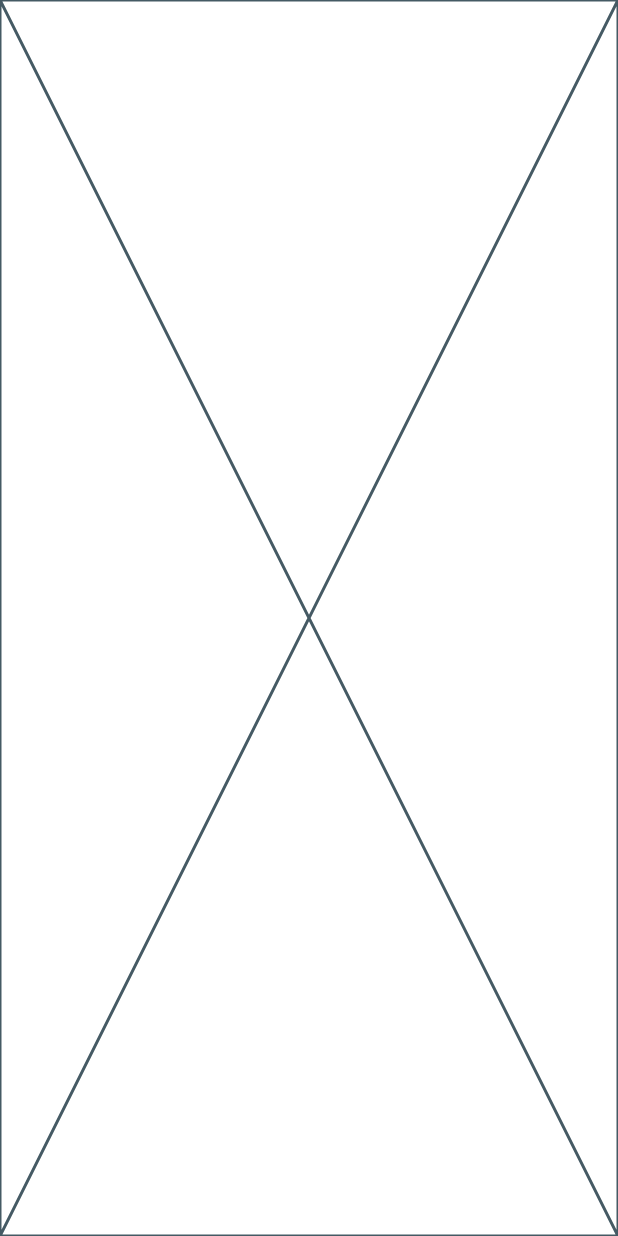
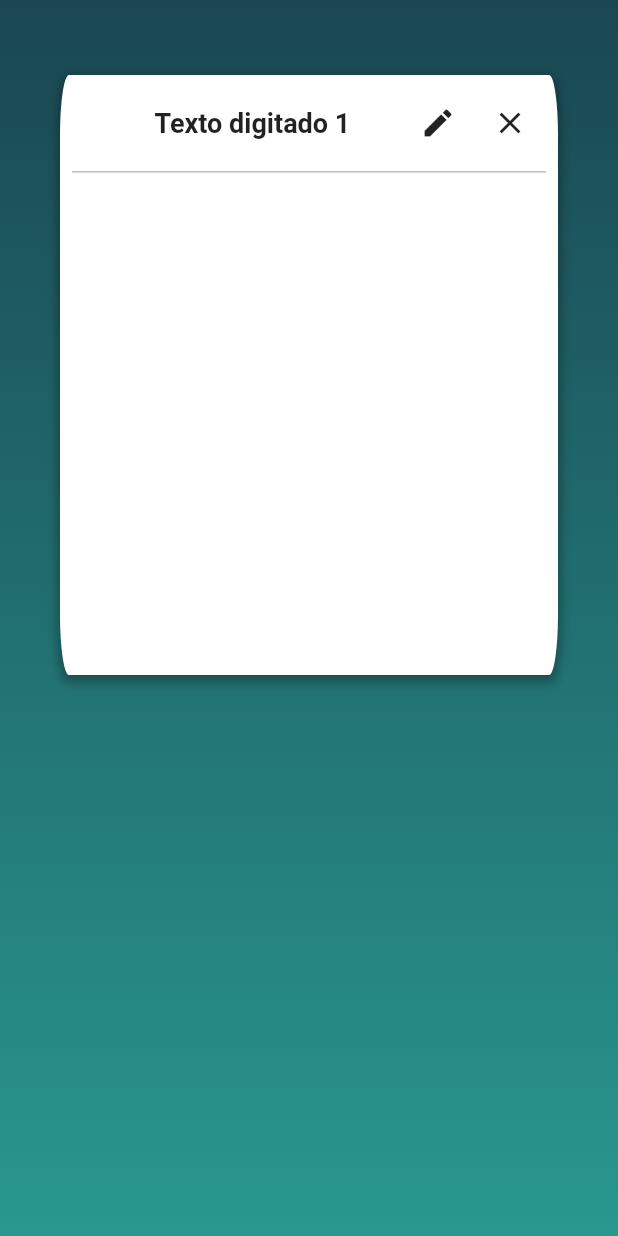
Before and after one commit to Marlon-Limax/Flutter-Challenger, a Flutter app: the screen it shows after launch, after a tap on "Entrar", on a phone screen of 412 x 824 dp. Run offline on Flutter 3.47's test engine with Material 2 defaults, Android fonts, the phone set to English and light mode, and no system bars.

Commit message:
Creating card from main screen | home_tab.dart

```diff
--- a/lib/src/pages/auth/home/home_tab.dart
+++ b/lib/src/pages/auth/home/home_tab.dart
@@ -1,10 +1,104 @@
 import 'package:flutter/material.dart';
 
 class HomeTab extends StatelessWidget {
-  const HomeTab({super.key});
+  const HomeTab({Key? key}) : super(key: key);
 
   @override
   Widget build(BuildContext context) {
-    return const Placeholder();
+    return Scaffold(
+      body: Container(
+        decoration: const BoxDecoration(
+          gradient: LinearGradient(
+            begin: Alignment.topCenter,
+            end: Alignment.bottomCenter,
+            colors: [
+              Color(0xFF1A4752),
+              Color.fromRGBO(41, 152, 142, 1.0),
+            ],
+          ),
+        ),
+        child: const Align(
+          alignment: Alignment.topCenter,
+          child: Padding(
+            padding: EdgeInsets.only(top: 50.0),
+            child: MyCard(),
+          ),
+        ),
+      ),
+    );
   }
 }
+
+class MyCard extends StatelessWidget {
+  const MyCard({super.key});
+
+  @override
+  Widget build(BuildContext context) {
+    return Container(
+      height: 400.0,
+      margin: const EdgeInsets.symmetric(horizontal: 40.0),
+      decoration: BoxDecoration(
+        color: Colors.white,
+        borderRadius: const BorderRadius.only(
+          topLeft: Radius.elliptical(6.0, 40.0),
+          topRight: Radius.elliptical(6.0, 40.0),
+          bottomLeft: Radius.elliptical(6.0, 40.0),
+          bottomRight: Radius.elliptical(6.0, 40.0),
+        ),
+        boxShadow: [
+          BoxShadow(
+            color: Colors.black.withOpacity(0.3),
+            spreadRadius: 2,
+            blurRadius: 5,
+            offset: const Offset(0, 3),
+          ),
+        ],
+      ),
+      child: Column(
+        crossAxisAlignment: CrossAxisAlignment.start,
+        children: [
+          Padding(
+            padding: const EdgeInsets.all(8.0),
+            child: Column(
+              crossAxisAlignment: CrossAxisAlignment.start,
+              children: [
+                Row(
+                  children: [
+                    const Padding(
+                      padding: EdgeInsets.only(left: 55.0),
+                      child: Text(
+                        'Texto digitado 1',
+                        style: TextStyle(
+                          fontSize: 18.0,
+                          fontWeight: FontWeight.bold,
+                        ),
+                      ),
+                    ),
+                    const Spacer(),
+                    Row(
+                      children: [
+                        IconButton(
+                          icon: const Icon(Icons.edit),
+                          onPressed: () {},
+                        ),
+                        IconButton(
+                          icon: const Icon(Icons.close),
+                          onPressed: () {},
+                        ),
+                      ],
+                    ),
+                  ],
+                ),
+                Container(
+                  height: 1.0,
+                  color: Colors.grey.shade400,
+                  margin: const EdgeInsets.only(top: 8.0),
+                ),
+              ],
+            ),
+          ),
+        ],
+      ),
+    );
+  }
+}
--- a/lib/src/pages/auth/sign_in_screen.dart
+++ b/lib/src/pages/auth/sign_in_screen.dart
@@ -26,17 +26,16 @@ class SignInScreen extends StatelessWidget {
           ),
           child: Column(
             mainAxisAlignment: MainAxisAlignment.center,
-            crossAxisAlignment: CrossAxisAlignment.center, // Ajustado para começar do centro
+            crossAxisAlignment: CrossAxisAlignment.center,
             children: [
-              // Envolver os elementos superiores em Expanded
               Expanded(
                 child: Column(
                   mainAxisAlignment: MainAxisAlignment.center,
-                  crossAxisAlignment: CrossAxisAlignment.start, // Ajustado para começar da esquerda
+                  crossAxisAlignment: CrossAxisAlignment.start,
                   children: [
                     // Label Usuário
                     const Padding(
-                      padding: EdgeInsets.only(bottom: 5, left: 5), // Adicionado espaçamento e ajuste para a direita
+                      padding: EdgeInsets.only(bottom: 5, left: 5),
                       child: Text(
                         'Usuário',
                         style: TextStyle(
@@ -52,8 +51,7 @@ class SignInScreen extends StatelessWidget {
 
                     // Label Senha
                     const Padding(
-                      padding: EdgeInsets.only(
-                          top: 10, bottom: 5, left: 5), // Adicionado espaçamento e ajuste para a direita
+                      padding: EdgeInsets.only(top: 10, bottom: 5, left: 5),
                       child: Text(
                         'Senha',
                         style: TextStyle(
@@ -68,10 +66,8 @@ class SignInScreen extends StatelessWidget {
                       isSecret: true,
                     ),
 
-                    // Espaçamento entre TextFields e Botão
                     const SizedBox(height: 20),
 
-                    // Botão de entrar centralizado
                     Row(
                       mainAxisAlignment: MainAxisAlignment.center,
                       children: [
@@ -105,11 +101,8 @@ class SignInScreen extends StatelessWidget {
                   ],
                 ),
               ),
-
-              // Padding apenas para a Label "Política de Privacidade"
               Padding(
-                padding: const EdgeInsets.only(
-                    bottom: 20), // Adicionado espaçamento abaixo da Label "Política de Privacidade"
+                padding: const EdgeInsets.only(bottom: 20),
                 child: TextButton(
                   onPressed: () => openUrl(),
                   child: const Text(
```
